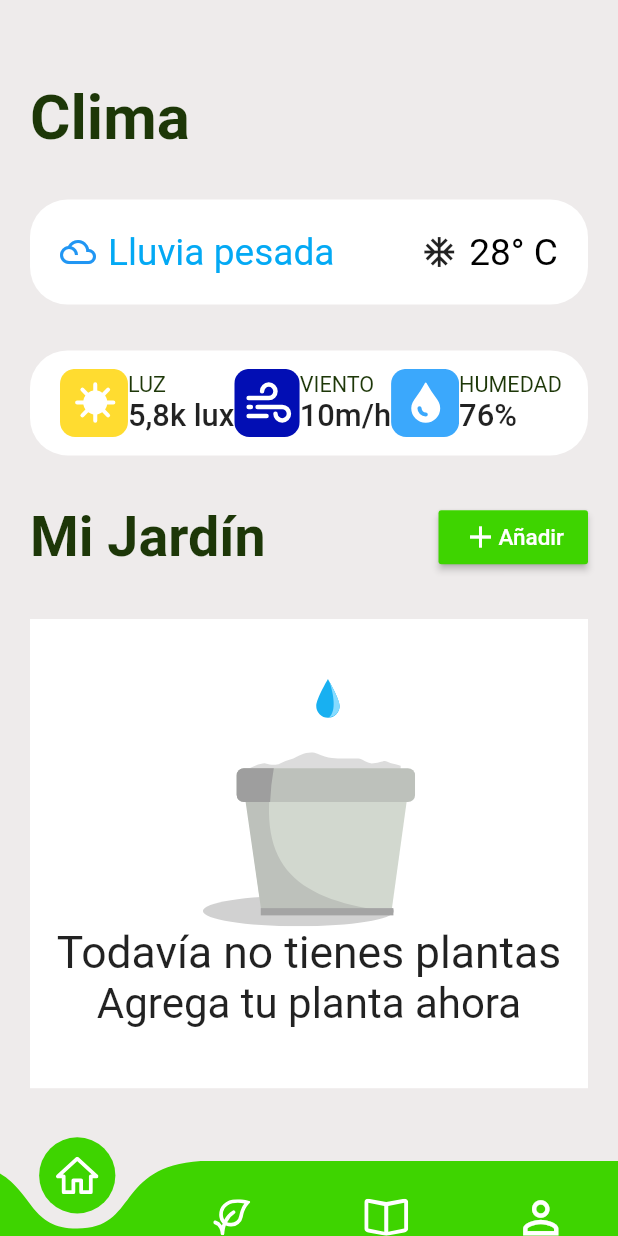
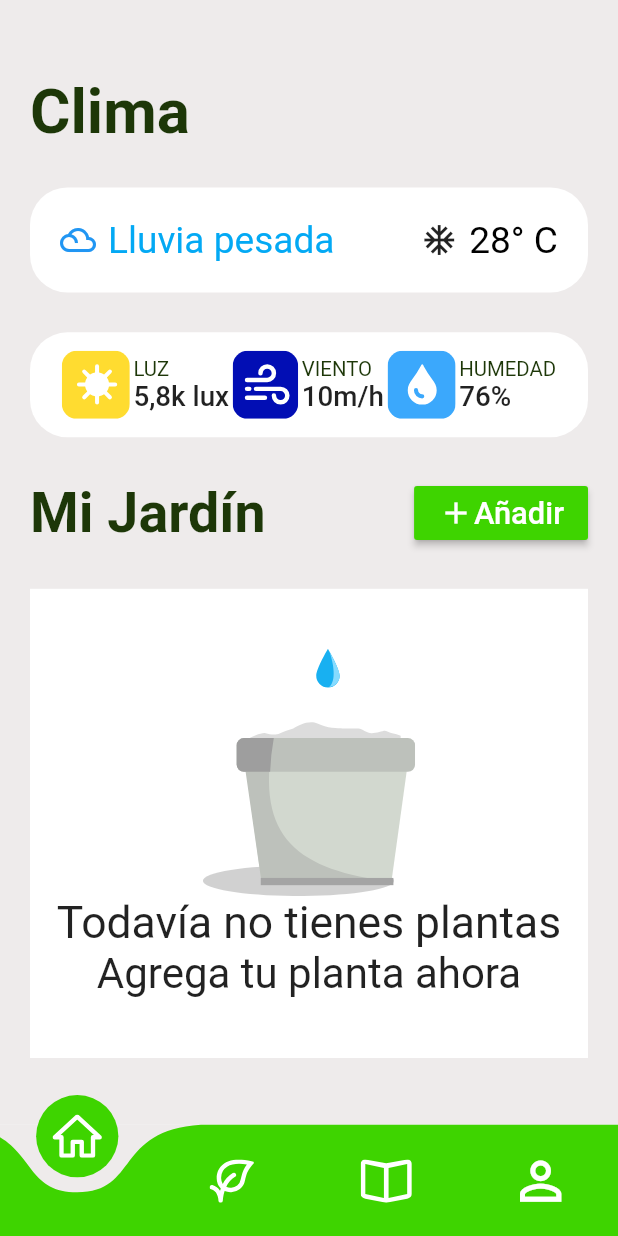
Before and after one commit to asloth/botanicare, a Flutter app: the MenuBar screen opened by its route, on a phone screen of 412 x 824 dp. Run offline on Flutter 3.47's test engine with Material 2 defaults, Android fonts, the phone set to English and light mode, and no system bars; drawn by our look-alikes of curved_navigation_bar; our stand-ins replace cloud_firestore, firebase_auth, firebase_core, flutter_svg, shared_preferences; missing offline and left inert: dart:html; accounts and stored records are empty.

Commit message:
se termino de arreglar HomeScreen y MenuBar

```diff
--- a/lib/src/ui/MenuBar.dart
+++ b/lib/src/ui/MenuBar.dart
@@ -25,34 +25,39 @@ class _MenuBarState extends State<MenuBar> {
 
   @override
   Widget build(BuildContext context) {
-    // Size size = MediaQuery.of(context).size;
+    Size size = MediaQuery.of(context).size;
 
     return Scaffold(
       body: pages[_page],
       bottomNavigationBar: CurvedNavigationBar(
         key: _bottomNavigationKey,
         index: 0,
-        height: 50.0,
+        height: size.height * 0.09,
         items: <Widget>[
           Padding(
             padding: const EdgeInsets.all(5.0),
-            child: SvgPicture.asset('assets/icons/home_outline.svg'),
+            child: SvgPicture.asset(
+              'assets/icons/home_outline.svg',
+              height: size.height * 0.035,
+            ),
           ),
           Padding(
             padding: const EdgeInsets.all(5.0),
             child: SvgPicture.asset(
               'assets/icons/leaf.svg',
+              height: size.height * 0.035,
             ),
           ),
           Padding(
             padding: const EdgeInsets.all(5.0),
             child: SvgPicture.asset(
               'assets/icons/bitacora.svg',
+              height: size.height * 0.035,
             ),
           ),
           Icon(
             Icons.person_outline,
-            size: 35,
+            size: size.height * 0.05,
             color: Colors.white,
           ),
         ],
--- a/lib/src/ui/home/AddPlantButton.dart
+++ b/lib/src/ui/home/AddPlantButton.dart
@@ -6,6 +6,8 @@ class AddPlantWidget extends StatelessWidget {
 
   @override
   Widget build(BuildContext context) {
+    Size size = MediaQuery.of(context).size;
+
     return RaisedButton(
       color: kPrimaryColor,
       onPressed: () {},
@@ -19,7 +21,7 @@ class AddPlantWidget extends StatelessWidget {
             'Añadir',
             style: TextStyle(
               color: Colors.white,
-              fontSize: 15,
+              fontSize: size.width * 0.05,
             ),
           )
         ],
--- a/lib/src/ui/home/WeatherDetail.dart
+++ b/lib/src/ui/home/WeatherDetail.dart
@@ -33,13 +33,13 @@ class WeatherDetailWidget extends StatelessWidget {
                   text: "Luz\n".toUpperCase(),
                   style: TextStyle(
                     color: kTextColor,
-                    fontSize: size.width * 0.035,
+                    fontSize: size.width * 0.033,
                   ),
                 ),
                 TextSpan(
                   text: "5,8k lux",
                   style: Theme.of(context).textTheme.button.copyWith(
-                        fontSize: size.width * 0.05,
+                        fontSize: size.width * 0.045,
                       ),
                 ),
               ],
@@ -56,13 +56,13 @@ class WeatherDetailWidget extends StatelessWidget {
                   text: "Viento\n".toUpperCase(),
                   style: TextStyle(
                     color: kTextColor,
-                    fontSize: size.width * 0.035,
+                    fontSize: size.width * 0.033,
                   ),
                 ),
                 TextSpan(
                   text: "10m/h",
                   style: Theme.of(context).textTheme.button.copyWith(
-                        fontSize: size.width * 0.05,
+                        fontSize: size.width * 0.045,
                       ),
                 ),
               ],
@@ -79,13 +79,13 @@ class WeatherDetailWidget extends StatelessWidget {
                   text: "Humedad\n".toUpperCase(),
                   style: TextStyle(
                     color: kTextColor,
-                    fontSize: size.width * 0.035,
+                    fontSize: size.width * 0.033,
                   ),
                 ),
                 TextSpan(
                   text: "76%",
                   style: Theme.of(context).textTheme.button.copyWith(
-                        fontSize: size.width * 0.05,
+                        fontSize: size.width * 0.045,
                       ),
                 ),
               ],
```
